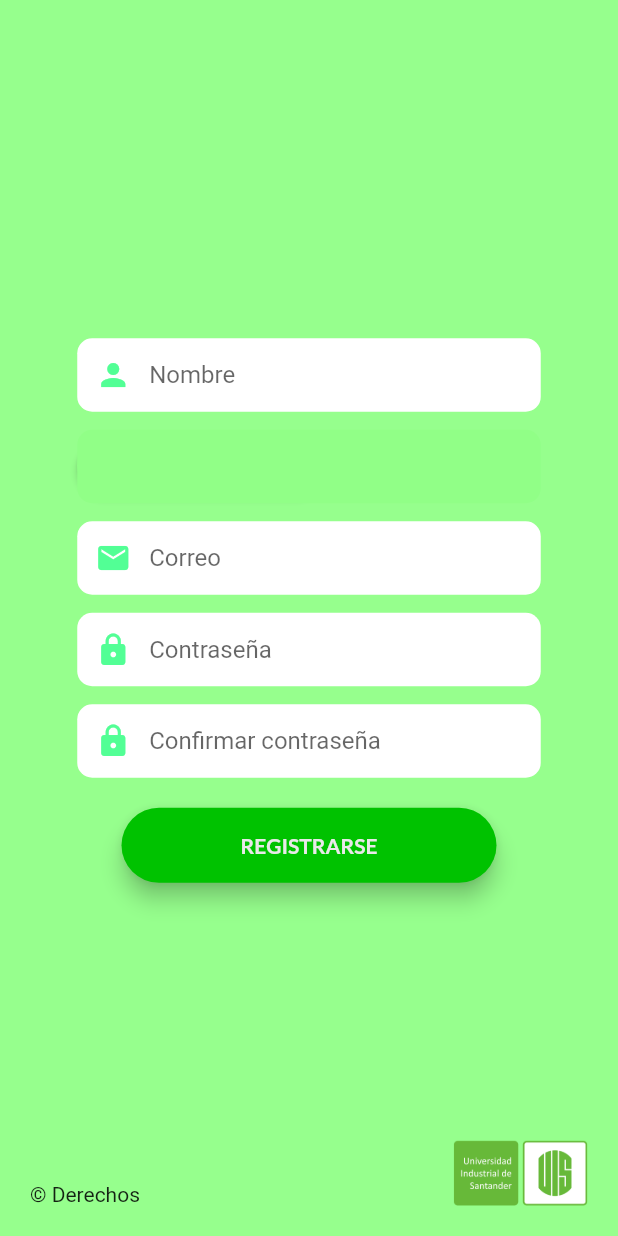
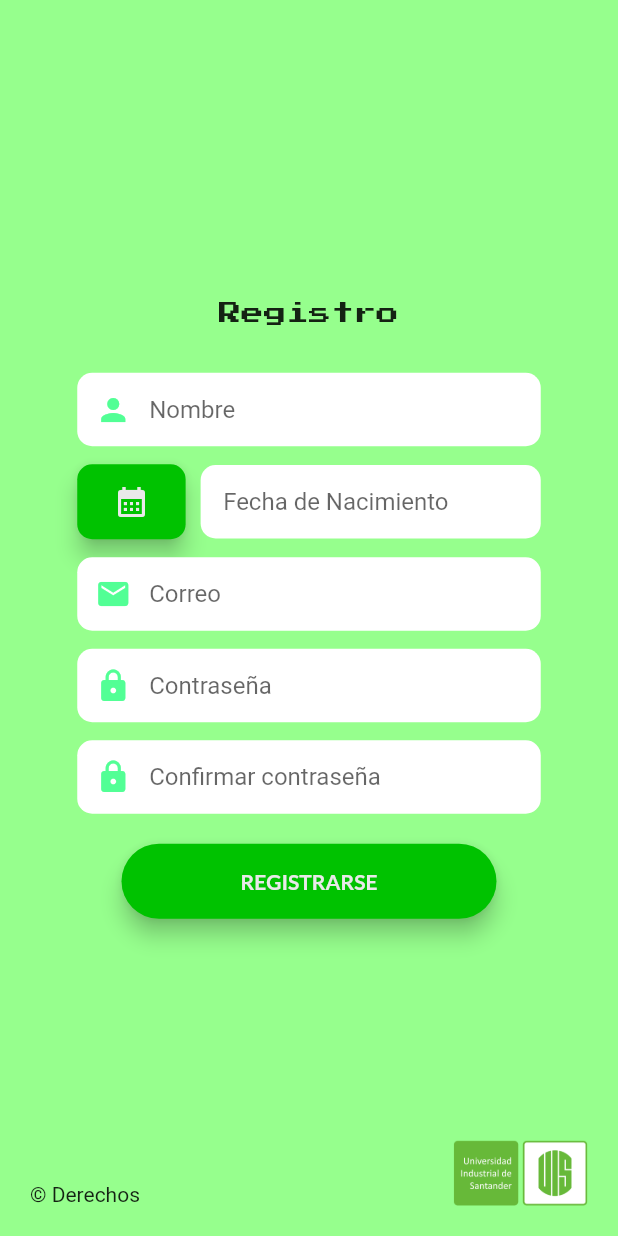
Before and after one commit to lipaocaspi/proj_ver1, a Flutter app: the screen it shows after launch, after a tap on "REGISTRARSE", on a phone screen of 412 x 824 dp. Run offline on Flutter 3.47's test engine with Material 2 defaults, Android fonts, the phone set to English and light mode, and no system bars; our stand-ins replace google_fonts, page_transition.

Commit message:
up_signup

```diff
--- a/lib/LoginPage/components/login_screen_image.dart
+++ b/lib/LoginPage/components/login_screen_image.dart
@@ -12,7 +12,7 @@ class ImagLog extends StatelessWidget {
       children: [
         Text(
           "Ingreso",
-          style: GoogleFonts.pressStart2p(fontSize: 19),
+          style: GoogleFonts.pressStart2p(fontSize: 15),
         ),
         const SizedBox(height: 16 * 2),
         Row(
--- a/lib/SignupPage/components/signup_form.dart
+++ b/lib/SignupPage/components/signup_form.dart
@@ -27,11 +27,12 @@ class SignUpForm extends StatelessWidget {
             ),
           ),
           const SizedBox(height: 12),
-          Stack(
-            children: [
-              Row(
-                children: [
-                  ElevatedButton(
+          Row(
+            children: <Widget>[
+              Expanded(
+                child: Padding(
+                  padding: const EdgeInsets.only(right: 5),
+                  child: ElevatedButton(
                     onPressed: () async {
                       DateTime? newDate = await showDatePicker(
                         context: context,
@@ -40,12 +41,32 @@ class SignUpForm extends StatelessWidget {
                         lastDate: DateTime(2100)
                       );
                     },
-                    child: const Text("Fecha de Nacimiento"),
+                    style: ElevatedButton.styleFrom(
+                      primary: kButtonPrimaryColor,
+                      elevation: 6,
+                      fixedSize: const Size(50, 50),
+                      shape: RoundedRectangleBorder(
+                      borderRadius: BorderRadius.circular(10.0),
+                ),
+              ),
+                    child: const Icon(Icons.calendar_month, color: kButtonPrimaryLightColor),
                   ),
-                ],
+                ),
               ),
-              TextFormField(
-                  keyboardType: TextInputType.text,
+              Expanded(
+                flex: 3,
+                child: Padding(
+                  padding: const EdgeInsets.only(left: 5),
+                  child: TextFormField(
+                    keyboardType: TextInputType.text,
+                    textInputAction: TextInputAction.next,
+                    cursorColor: Colors.black,
+                    decoration: const InputDecoration(
+                      fillColor: Colors.white,
+                      hintText: "Fecha de Nacimiento",
+                    ),
+                  ),
+                ),
               ),
             ],
           ),
--- a/lib/SignupPage/components/signup_screen_image.dart
+++ b/lib/SignupPage/components/signup_screen_image.dart
@@ -12,20 +12,7 @@ class ImagLog extends StatelessWidget {
       children: [
         Text(
           "Registro",
-          style: GoogleFonts.pressStart2p(fontSize: 19),
-        ),
-        const SizedBox(height: 16 * 2),
-        Row(
-          children: [
-            const Spacer(),
-            Expanded(
-              flex: 1,
-              child: Image.asset(
-                "assets/images/llanta.png",
-              ),
-            ),
-            const Spacer(),
-          ],
+          style: GoogleFonts.pressStart2p(fontSize: 15),
         ),
         const SizedBox(height: 16 * 2),
       ],
--- a/lib/SignupPage/signup_page_screen.dart
+++ b/lib/SignupPage/signup_page_screen.dart
@@ -38,7 +38,7 @@ class MobileSignUpPage extends StatelessWidget {
     return Column(
       mainAxisAlignment: MainAxisAlignment.center,
       children: <Widget>[
-        // const ImagLog(),
+        const ImagLog(),
         Row(
           children: const[
             Spacer(),
```
Also changed, not shown: flutter_01.png (added).
